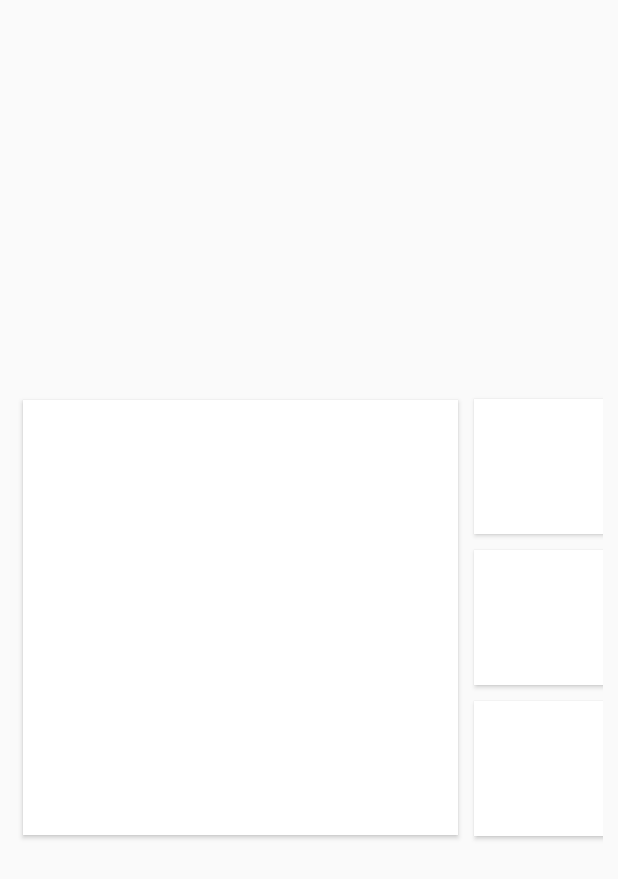
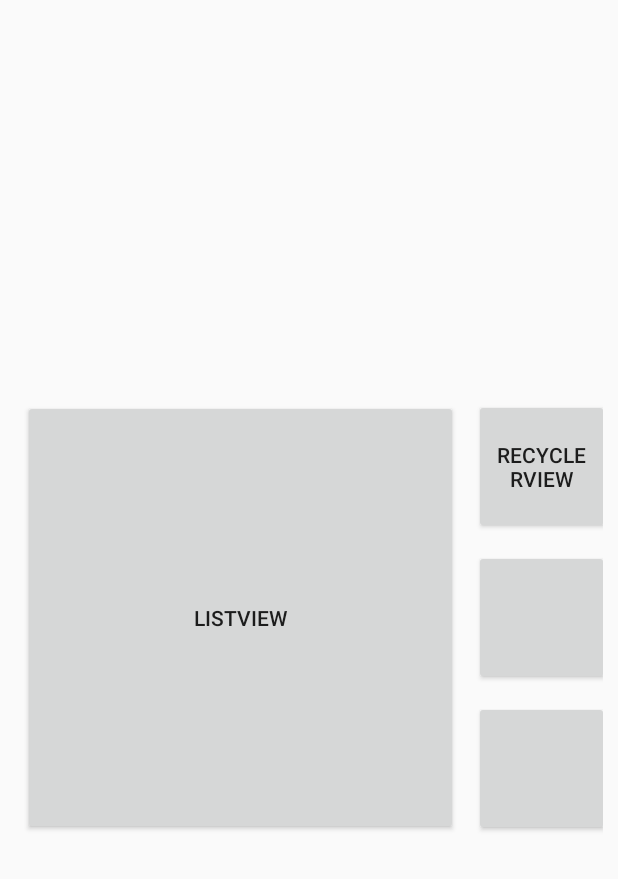
Before and after one commit to AICode-Pan/TVBorderBox, an Android app: the screen it shows after launch (MainActivity), on a phone screen of 412 x 824 dp. Shown: the top 879 px of the screen. Run offline under Robolectric (Android 15) with nearby library versions, the phone set to English and light mode, and no system bars.

Commit message:
optimize & add recyclerview

```diff
--- a/app/build.gradle
+++ b/app/build.gradle
@@ -26,6 +26,7 @@ dependencies {
     implementation fileTree(dir: 'libs', include: ['*.jar'])
     implementation"org.jetbrains.kotlin:kotlin-stdlib-jre7:$kotlin_version"
     implementation 'com.android.support:appcompat-v7:27.1.1'
+    compile 'com.android.support:recyclerview-v7:27.1.1'
     testImplementation 'junit:junit:4.12'
     androidTestImplementation 'com.android.support.test:runner:1.0.2'
     androidTestImplementation 'com.android.support.test.espresso:espresso-core:3.0.2'
--- a/app/src/main/AndroidManifest.xml
+++ b/app/src/main/AndroidManifest.xml
@@ -16,5 +16,6 @@
         </activity>
 
         <activity android:name=".activity.ListViewActivity"/>
+        <activity android:name=".activity.RecyclerViewActivity"/>
     </application>
 </manifest>
--- a/app/src/main/java/com/custom/borderbox/BorderView.java
+++ b/app/src/main/java/com/custom/borderbox/BorderView.java
@@ -64,9 +64,14 @@ public class BorderView extends View {
     }
 
     private Rect lastRect;
+
     private void attachFocusBox(View oldFocus, View newFocus) {
         fromRect = findViewtoRect(oldFocus);
         toRect = findViewtoRect(newFocus);
+
+        if (fromRect == null && toRect == null) {
+            return;
+        }
 
         if (fromRect != null) {
             fromRect.left = fromRect.left - borderWidth;
@@ -83,12 +88,13 @@ public class BorderView extends View {
 
         if (lastRect != null) {
             if (lastRect.contains(toRect)) {
-                Log.i(TAG, "attachFocusBox toRect : " + toRect + " ,lastRect : " + lastRect);
                 Log.e(TAG, "toRect = lastRect");
                 return;
             }
         }
 
+        // 重新绘制之前，初始化时间值，重新计算位移动画
+        mStartTime = SystemClock.uptimeMillis();
         invalidate();
     }
 
@@ -118,6 +124,7 @@ public class BorderView extends View {
 
     private long mStartTime = -1;
     private long mDuration = 200;
+    private int canvasStatus = 0; //画布绘制状态 0 未绘制;1 正在绘制; 2 绘制完毕
     private Rect translateRect = null;
 
     @Override
@@ -128,24 +135,31 @@ public class BorderView extends View {
         paint.setStyle(Paint.Style.STROKE);//设置空心
         paint.setStrokeWidth(5);//设置画笔粗细
 
-        if (toRect == null || lastRect == null || fromRect == null) {
-            Log.i(TAG, "draw toRect : " + toRect + " ,lastRect : " + lastRect + " ,fromRect : " + fromRect);
-            lastRect = fromRect;
-            if (toRect != null && fromRect == null) {
-                canvas.drawRect(toRect, paint);
-                return;
-            }
+        if (toRect == null) {
+            return;
         }
 
-        // 初始化时间值
-        if (mStartTime == -1) {
-            mStartTime = SystemClock.uptimeMillis();
+        if (toRect != null && fromRect == null) {
+            lastRect = toRect;
+            canvas.drawRect(toRect, paint);
+            return;
         }
+
         long curTime = SystemClock.uptimeMillis();
         // t为一个0到1均匀变化的值
         float t = (curTime - mStartTime) / (float) mDuration;
         t = Math.max(0, Math.min(t, 1));
 
+        if (canvasStatus == 1) {
+            lastRect = translateRect;
+        }
+        if (lastRect == null) {
+            if (fromRect != null) {
+                lastRect = fromRect;
+            } else {
+                return;
+            }
+        }
         int left = (int) lerp(lastRect.left, toRect.left, t);
         int top = (int) lerp(lastRect.top, toRect.top, t);
         int right = (int) lerp(lastRect.right, toRect.right, t);
@@ -155,6 +169,7 @@ public class BorderView extends View {
             done = false;
         }
         if (0 <= t && t < 1) {
+            canvasStatus = 1;
             done = false;
             // 保存画布，方便下次绘制
             canvas.save();
@@ -169,9 +184,9 @@ public class BorderView extends View {
             canvas.drawRect(translateRect, paint);
             canvas.restore();
         } else {
+            lastRect = toRect;
+            canvasStatus = 2;
             canvas.drawRect(toRect, paint);
-            mStartTime = -1;
-            lastRect = toRect;
         }
 
         if (!done) {
--- a/app/src/main/res/layout/activity_listview.xml
+++ b/app/src/main/res/layout/activity_listview.xml
@@ -7,5 +7,6 @@
         android:id="@+id/listview"
         android:layout_width="wrap_content"
         android:layout_height="match_parent"
-        android:padding="20dp"/>
+        android:padding="20dp"
+        android:focusable="false"/>
 </LinearLayout>
--- a/app/src/main/res/layout/activity_main.xml
+++ b/app/src/main/res/layout/activity_main.xml
@@ -11,7 +11,7 @@
         android:layout_width="290dp"
         android:layout_height="290dp"
         android:layout_margin="5dp"
-        android:background="@drawable/btn_background"/>
+        android:text="listview"/>
 
     <LinearLayout
         android:layout_width="wrap_content"
@@ -23,21 +23,19 @@
             android:layout_width="90dp"
             android:layout_height="90dp"
             android:layout_margin="5dp"
-            android:background="@drawable/btn_background" />
+            android:text="recyclerview"/>
 
         <Button
             android:id="@+id/button3"
             android:layout_width="90dp"
             android:layout_height="90dp"
-            android:layout_margin="5dp"
-            android:background="@drawable/btn_background" />
+            android:layout_margin="5dp" />
 
         <Button
             android:id="@+id/button4"
             android:layout_width="90dp"
             android:layout_height="90dp"
-            android:layout_margin="5dp"
-            android:background="@drawable/btn_background" />
+            android:layout_margin="5dp" />
     </LinearLayout>
 
     <LinearLayout
@@ -49,14 +47,12 @@
             android:id="@+id/button5"
             android:layout_width="90dp"
             android:layout_height="190dp"
-            android:layout_margin="5dp"
-            android:background="@drawable/btn_background" />
+            android:layout_margin="5dp" />
 
         <Button
             android:id="@+id/button6"
             android:layout_width="90dp"
             android:layout_height="90dp"
-            android:layout_margin="5dp"
-            android:background="@drawable/btn_background" />
+            android:layout_margin="5dp" />
     </LinearLayout>
 </LinearLayout>
--- a/app/src/main/res/layout/item_view.xml
+++ b/app/src/main/res/layout/item_view.xml
@@ -3,7 +3,6 @@
     android:layout_width="wrap_content"
     android:layout_height="wrap_content"
     android:id="@+id/item_button"
-    android:layout_margin="5dp"
-    android:background="@drawable/btn_background" >
+    android:layout_margin="5dp">
 
 </Button>
```
Also changed, not shown: app/src/main/java/com/custom/borderbox/MainActivity.java (+9 -1 lines), app/src/main/java/com/custom/borderbox/activity/ListViewActivity.java (+7 -2 lines), app/src/main/java/com/custom/borderbox/activity/RecyclerViewActivity.java (added, +73 -0 lines).
